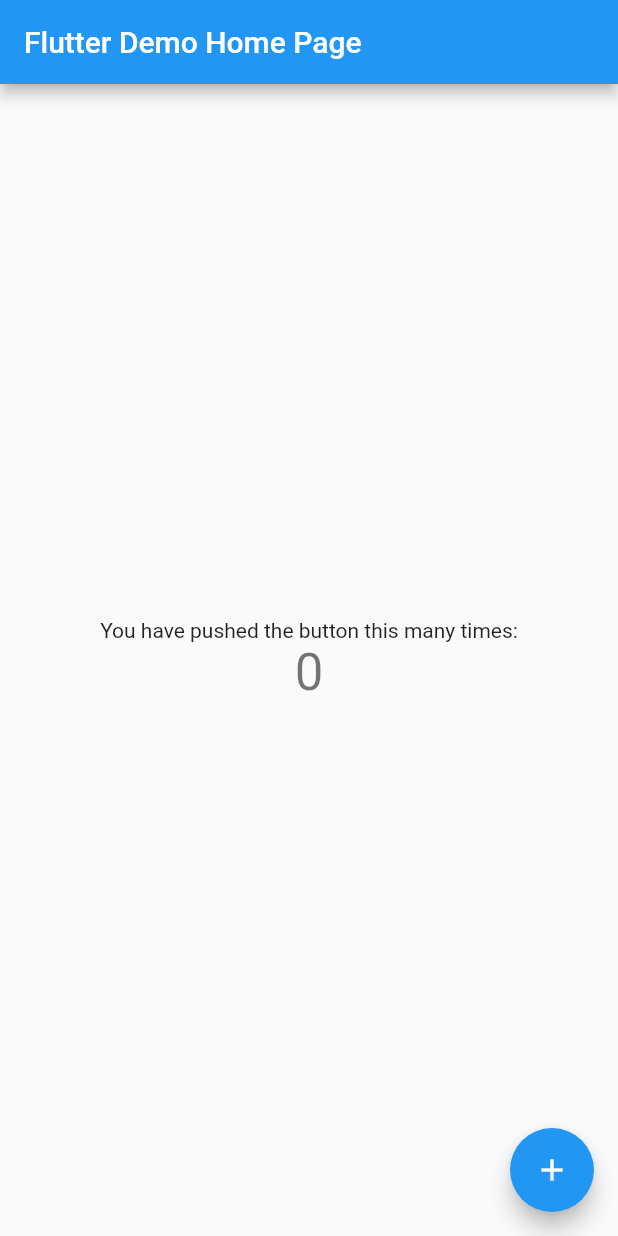
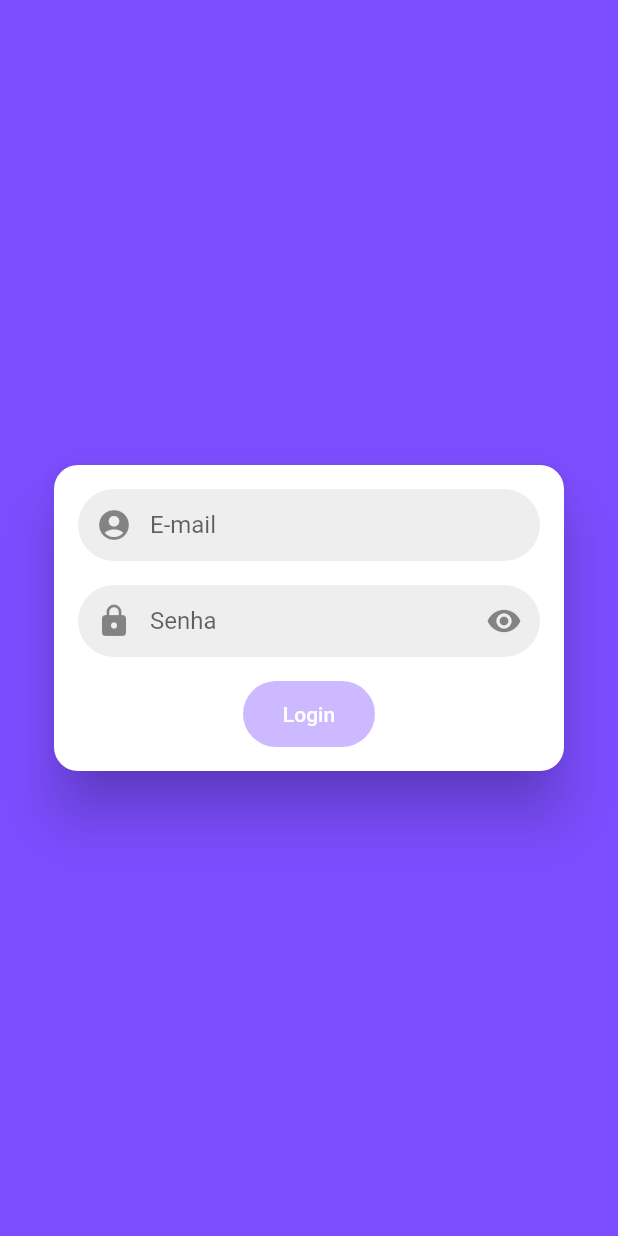
Before and after one commit to allanlucio/flutter-mobx-app, a Flutter app: the screen it shows after launch, on a phone screen of 412 x 824 dp. Run offline on Flutter 3.47's test engine with Material 2 defaults, Android fonts, the phone set to English and light mode, and no system bars; our stand-ins replace flutter_mobx, mobx; generated files the repository leaves out were written again.

Commit message:
Login screen integrations with mobx

```diff
--- a/lib/main.dart
+++ b/lib/main.dart
@@ -1,104 +1,22 @@
 import 'package:flutter/material.dart';
-import 'package:flutter_mobx/flutter_mobx.dart';
-import 'package:flutter_mobx_app/counter.dart';
+import 'package:flutter_mobx_app/screens/login_screen.dart';
+
 
 void main() => runApp(MyApp());
 
 class MyApp extends StatelessWidget {
-  // This widget is the root of your application.
+
   @override
   Widget build(BuildContext context) {
     return MaterialApp(
-      title: 'Flutter Demo',
+      title: 'MobX Tutorial',
+      debugShowCheckedModeBanner: false,
       theme: ThemeData(
-        // This is the theme of your application.
-        //
-        // Try running your application with "flutter run". You'll see the
-        // application has a blue toolbar. Then, without quitting the app, try
-        // changing the primarySwatch below to Colors.green and then invoke
-        // "hot reload" (press "r" in the console where you ran "flutter run",
-        // or simply save your changes to "hot reload" in a Flutter IDE).
-        // Notice that the counter didn't reset back to zero; the application
-        // is not restarted.
-        primarySwatch: Colors.blue,
+        primaryColor: Colors.deepPurpleAccent,
+        cursorColor: Colors.deepPurpleAccent,
+        scaffoldBackgroundColor: Colors.deepPurpleAccent,
       ),
-      home: MyHomePage(title: 'Flutter Demo Home Page'),
+      home: LoginScreen(),
     );
   }
 }
-
-class MyHomePage extends StatefulWidget {
-  MyHomePage({Key key, this.title}) : super(key: key);
-
-  // This widget is the home page of your application. It is stateful, meaning
-  // that it has a State object (defined below) that contains fields that affect
-  // how it looks.
-
-  // This class is the configuration for the state. It holds the values (in this
-  // case the title) provided by the parent (in this case the App widget) and
-  // used by the build method of the State. Fields in a Widget subclass are
-  // always marked "final".
-
-  final String title;
-
-  @override
-  _MyHomePageState createState() => _MyHomePageState();
-}
-
-class _MyHomePageState extends State<MyHomePage> {
-
-  Counter counter = Counter();
-  @override
-  Widget build(BuildContext context) {
-    // This method is rerun every time setState is called, for instance as done
-    // by the _incrementCounter method above.
-    //
-    // The Flutter framework has been optimized to make rerunning build methods
-    // fast, so that you can just rebuild anything that needs updating rather
-    // than having to individually change instances of widgets.
-    return Scaffold(
-      appBar: AppBar(
-        // Here we take the value from the MyHomePage object that was created by
-        // the App.build method, and use it to set our appbar title.
-        title: Text(widget.title),
-      ),
-      body: Center(
-        // Center is a layout widget. It takes a single child and positions it
-        // in the middle of the parent.
-        child: Column(
-          // Column is also a layout widget. It takes a list of children and
-          // arranges them vertically. By default, it sizes itself to fit its
-          // children horizontally, and tries to be as tall as its parent.
-          //
-          // Invoke "debug painting" (press "p" in the console, choose the
-          // "Toggle Debug Paint" action from the Flutter Inspector in Android
-          // Studio, or the "Toggle Debug Paint" command in Visual Studio Code)
-          // to see the wireframe for each widget.
-          //
-          // Column has various properties to control how it sizes itself and
-          // how it positions its children. Here we use mainAxisAlignment to
-          // center the children vertically; the main axis here is the vertical
-          // axis because Columns are vertical (the cross axis would be
-          // horizontal).
-          mainAxisAlignment: MainAxisAlignment.center,
-          children: <Widget>[
-            Text(
-              'You have pushed the button this many times:',
-            ),
-            Observer(builder: (_){
-              return Text(
-              '${counter.count}',
-              style: Theme.of(context).textTheme.display1,
-            );
-            })
-          ],
-        ),
-      ),
-      floatingActionButton: FloatingActionButton(
-        onPressed: counter.increment,
-        tooltip: 'Increment',
-        child: Icon(Icons.add),
-      ), // This trailing comma makes auto-formatting nicer for build methods.
-    );
-  }
-}
--- /dev/null
+++ b/lib/screens/login_screen.dart
@@ -0,0 +1,88 @@
+import 'package:flutter/material.dart';
+import 'package:flutter_mobx/flutter_mobx.dart';
+import 'package:flutter_mobx_app/stores/login_store.dart';
+import 'package:flutter_mobx_app/widgets/custom_icon_button.dart';
+import 'package:flutter_mobx_app/widgets/custom_text_field.dart';
+
+import 'list_screen.dart';
+
+class LoginScreen extends StatefulWidget {
+  @override
+  _LoginScreenState createState() => _LoginScreenState();
+}
+
+class _LoginScreenState extends State<LoginScreen> {
+  LoginStore loginStore = LoginStore();
+
+  @override
+  Widget build(BuildContext context) {
+    return SafeArea(
+      child: Scaffold(
+        body: Container(
+          alignment: Alignment.center,
+          margin: const EdgeInsets.all(32),
+          child: Card(
+              shape: RoundedRectangleBorder(
+                borderRadius: BorderRadius.circular(16),
+              ),
+              elevation: 16,
+              child: Padding(
+                padding: const EdgeInsets.all(16),
+                child: Column(
+                  mainAxisSize: MainAxisSize.min,
+                  children: <Widget>[
+                    CustomTextField(
+                      hint: 'E-mail',
+                      prefix: Icon(Icons.account_circle),
+                      textInputType: TextInputType.emailAddress,
+                      onChanged: loginStore.setEmail,
+                      enabled: true,
+                    ),
+                    const SizedBox(
+                      height: 16,
+                    ),
+                    CustomTextField(
+                      hint: 'Senha',
+                      prefix: Icon(Icons.lock),
+                      obscure: true,
+                      onChanged: loginStore.setPassword,
+                      enabled: true,
+                      suffix: CustomIconButton(
+                        radius: 32,
+                        iconData: Icons.visibility,
+                        onTap: () {},
+                      ),
+                    ),
+                    const SizedBox(
+                      height: 16,
+                    ),
+                    Observer(builder: (_) {
+                      return SizedBox(
+                        height: 44,
+                        child: RaisedButton(
+                          shape: RoundedRectangleBorder(
+                            borderRadius: BorderRadius.circular(32),
+                          ),
+                          child: Text('Login'),
+                          color: Theme.of(context).primaryColor,
+                          disabledColor:
+                              Theme.of(context).primaryColor.withAlpha(100),
+                          textColor: Colors.white,
+                          onPressed: loginStore.isFormValid
+                              ? () {
+                                  Navigator.of(context).pushReplacement(
+                                      MaterialPageRoute(
+                                          builder: (context) => ListScreen()));
+                                }
+                              : null,
+                        ),
+                      );
+                    })
+                  ],
+                ),
+              )),
+        ),
+      ),
+    );
+  }
+}
--- /dev/null
+++ b/lib/widgets/custom_icon_button.dart
@@ -0,0 +1,24 @@
+import 'package:flutter/material.dart';
+
+class CustomIconButton extends StatelessWidget {
+
+  CustomIconButton({this.radius, this.iconData, this.onTap});
+
+  final double radius;
+  final IconData iconData;
+  final VoidCallback onTap;
+
+  @override
+  Widget build(BuildContext context) {
+    return ClipRRect(
+      borderRadius: BorderRadius.circular(radius),
+      child : Material(
+        color: Colors.transparent,
+        child : InkWell(
+          child : Icon(iconData),
+          onTap: onTap,
+        ),
+      ),
+    );
+  }
+}
--- /dev/null
+++ b/lib/widgets/custom_text_field.dart
@@ -0,0 +1,43 @@
+import 'package:flutter/material.dart';
+
+class CustomTextField extends StatelessWidget {
+
+  CustomTextField({this.hint, this.prefix, this.suffix, this.obscure = false,
+    this.textInputType, this.onChanged, this.enabled, this.controller
+  });
+
+  final TextEditingController controller;
+  final String hint;
+  final Widget prefix;
+  final Widget suffix;
+  final bool obscure;
+  final TextInputType textInputType;
+  final Function(String) onChanged;
+  final bool enabled;
+
+  @override
+  Widget build(BuildContext context) {
+    return Container(
+      decoration: BoxDecoration(
+        shape: BoxShape.rectangle,
+        color: Colors.grey[200],
+        borderRadius: BorderRadius.circular(32),
+      ),
+      padding: prefix != null ? null : const EdgeInsets.only(left: 16),
+      child: TextField(
+        controller: controller,
+        obscureText: obscure,
+        keyboardType: textInputType,
+        onChanged: onChanged,
+        enabled: enabled,
+        decoration: InputDecoration(
+          hintText: hint,
+          border: InputBorder.none,
+          prefixIcon: prefix,
+          suffixIcon: suffix,
+        ),
+        textAlignVertical: TextAlignVertical.center,
+      ),
+    );
+  }
+}
```
Also changed, not shown: lib/counter.dart (deleted, +0 -17 lines), lib/screens/list_screen.dart (added, +103 -0 lines), lib/stores/login_store.dart (added, +31 -0 lines), lib/counter.g.dart (deleted), lib/stores/login_store.g.dart (added).
